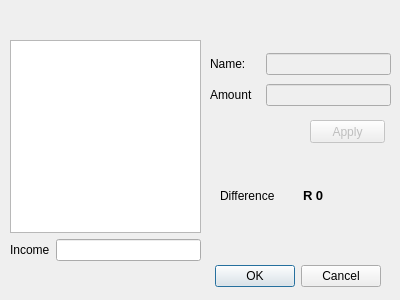
JanusErasmus/qt-finance, file editcategories.ui: the form before one commit.
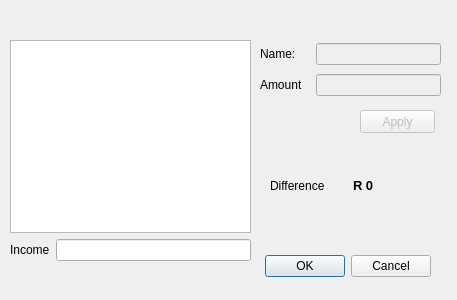
The form after the commit.

```diff
--- a/editcategories.ui
+++ b/editcategories.ui
@@ -6,7 +6,7 @@
    <rect>
     <x>0</x>
     <y>0</y>
-    <width>400</width>
+    <width>457</width>
     <height>300</height>
    </rect>
   </property>
@@ -16,8 +16,8 @@
   <widget class="QDialogButtonBox" name="buttonBox">
    <property name="geometry">
     <rect>
-     <x>40</x>
-     <y>260</y>
+     <x>90</x>
+     <y>250</y>
      <width>341</width>
      <height>32</height>
     </rect>
@@ -34,7 +34,7 @@
     <rect>
      <x>10</x>
      <y>40</y>
-     <width>191</width>
+     <width>241</width>
      <height>221</height>
     </rect>
    </property>
@@ -61,8 +61,8 @@
   <widget class="QWidget" name="verticalLayoutWidget_2">
    <property name="geometry">
     <rect>
-     <x>210</x>
-     <y>50</y>
+     <x>260</x>
+     <y>40</y>
      <width>181</width>
      <height>61</height>
     </rect>
@@ -124,8 +124,8 @@
    </property>
    <property name="geometry">
     <rect>
-     <x>310</x>
-     <y>120</y>
+     <x>360</x>
+     <y>110</y>
      <width>75</width>
      <height>23</height>
     </rect>
@@ -137,8 +137,8 @@
   <widget class="QWidget" name="horizontalLayoutWidget_2">
    <property name="geometry">
     <rect>
-     <x>220</x>
-     <y>180</y>
+     <x>270</x>
+     <y>170</y>
      <width>160</width>
      <height>31</height>
     </rect>
```
